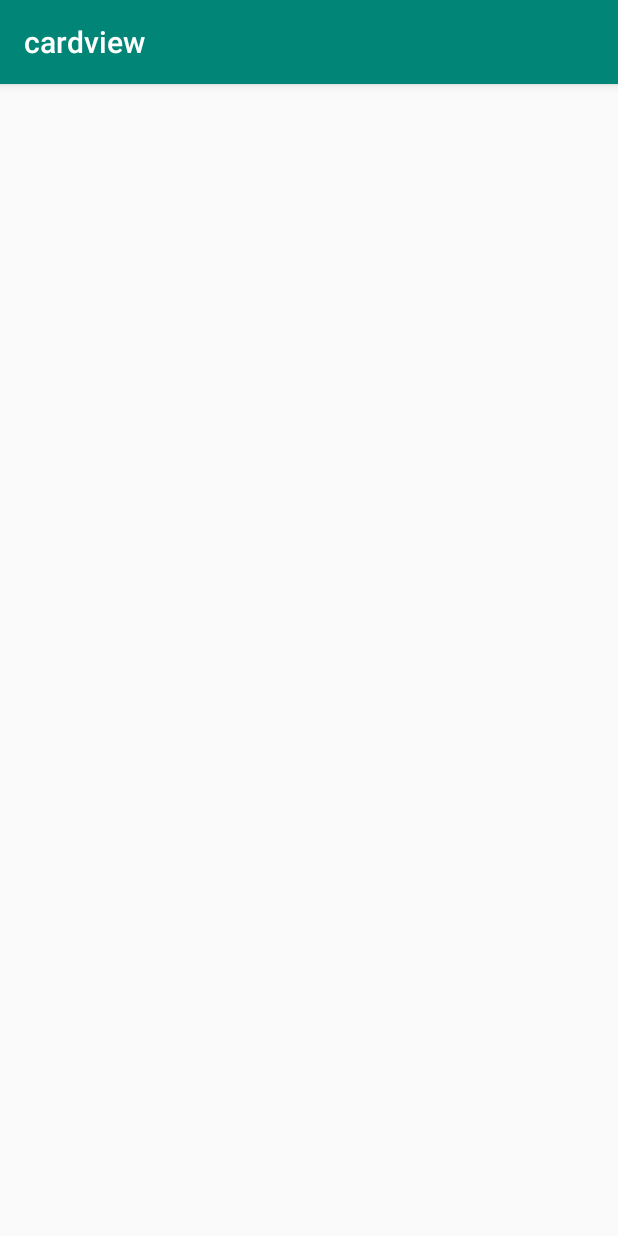
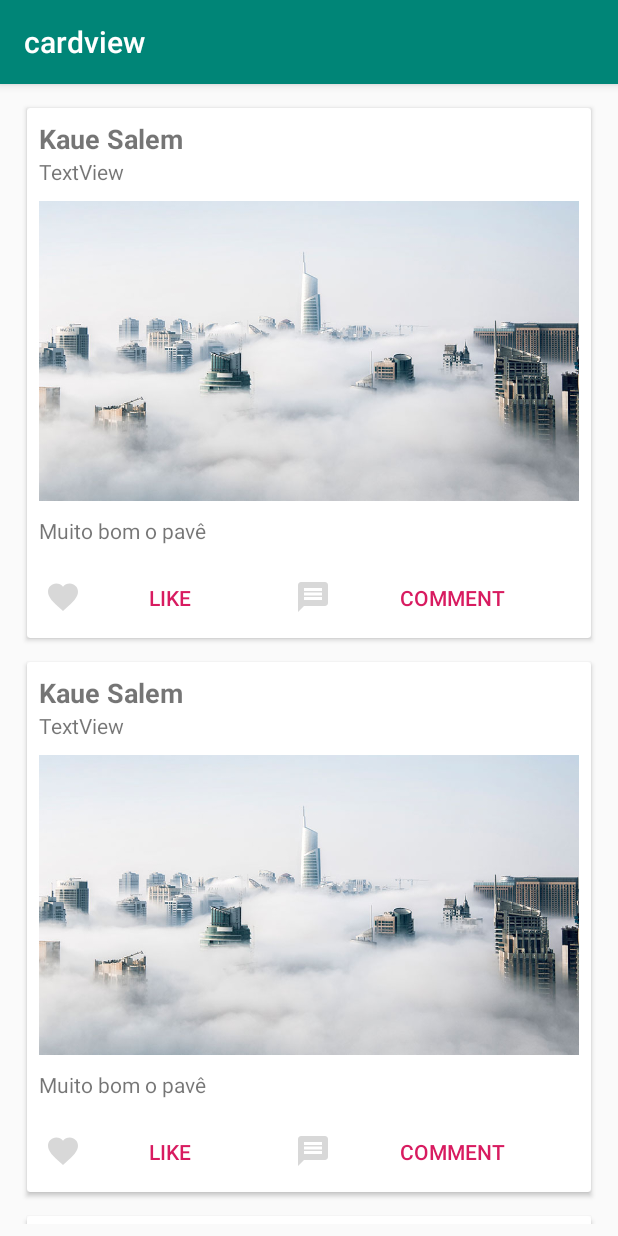
Before and after one commit to KaueMagid/AndroidCardView, an Android app: the screen it shows after launch (MainActivity), on a phone screen of 412 x 824 dp. Run offline under Robolectric (Android 15) with nearby library versions, the phone set to English and light mode, and no system bars.

Commit message:
config adapter

```diff
--- a/src/main/java/com/kauemagid/cardview/adapters/PostsAdapter.java
+++ b/src/main/java/com/kauemagid/cardview/adapters/PostsAdapter.java
@@ -1,6 +1,7 @@
 package com.kauemagid.cardview.adapters;
 
 
+import android.view.LayoutInflater;
 import android.view.View;
 import android.view.ViewGroup;
 import android.widget.ImageView;
@@ -9,23 +10,29 @@ import android.widget.TextView;
 import androidx.annotation.NonNull;
 import androidx.recyclerview.widget.RecyclerView;
 
+import com.kauemagid.cardview.R;
+
 public class PostsAdapter extends RecyclerView.Adapter<PostsAdapter.MyViewHolder> {
 
 
     @NonNull
     @Override
     public MyViewHolder onCreateViewHolder(@NonNull ViewGroup parent, int viewType) {
-        return null;
+        View itemList = LayoutInflater.from(parent.getContext())
+                .inflate(R.layout.post_layout, parent, false);
+        return new MyViewHolder(itemList);
     }
 
     @Override
     public void onBindViewHolder(@NonNull MyViewHolder holder, int position) {
-
+        holder.username.setText("Kaue Salem");
+        holder.description.setText("Muito bom o pavê");
+        holder.imageView.setImageResource(R.drawable.imagem2);
     }
 
     @Override
     public int getItemCount() {
-        return 0;
+        return 6;
     }
 
     public class MyViewHolder extends RecyclerView.ViewHolder{
@@ -36,6 +43,11 @@ public class PostsAdapter extends RecyclerView.Adapter<PostsAdapter.MyViewHolder
 
         public MyViewHolder(@NonNull View itemView) {
             super(itemView);
+            username = itemView.findViewById(R.id.textView_username);
+            description = itemView.findViewById(R.id.textView_description);
+            imageView = itemView.findViewById(R.id.imagePost);
+
+
         }
     }
 
--- a/src/main/res/layout/post_layout.xml
+++ b/src/main/res/layout/post_layout.xml
@@ -40,7 +40,7 @@
                 android:text="TextView" />
 
             <ImageView
-                android:id="@+id/imageView"
+                android:id="@+id/imagePost"
                 android:layout_width="match_parent"
                 android:layout_height="200dp"
                 android:layout_marginTop="10dp"
```
